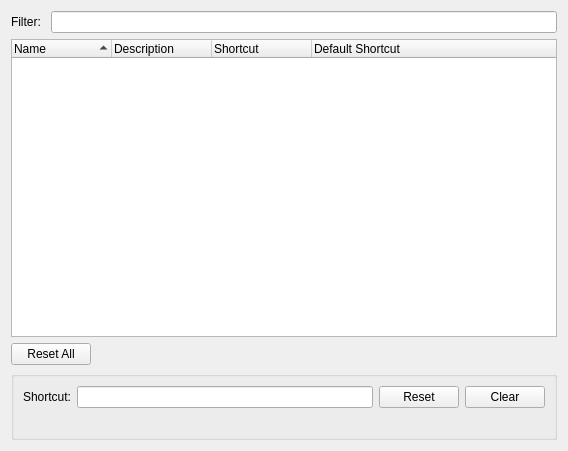
This is src/Sigil/Form_Files/PKeyboardShortcutsWidget.ui in Sigil-Ebook/Sigil as Qt 5 draws it before an edit. The edited form follows.
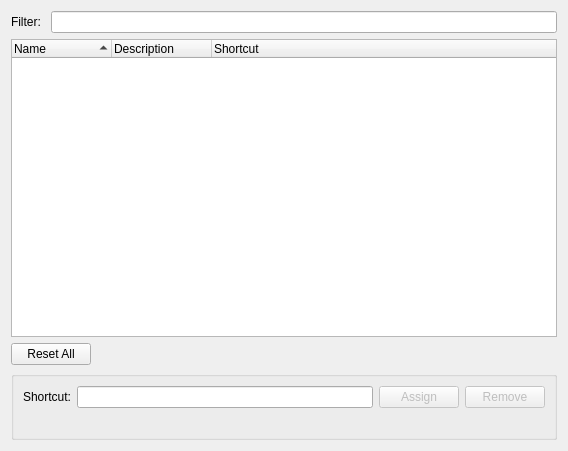
This is the edited form.

Commit message: Change the Keyboard Shortcuts widget implementation to something hopefully more intuitive and easy to use. Add an Assign button, drop the Default Shortcuts column, drop the Reset button, rename Clear to Remove, drop italics for changed items, display conflicts in a label below, enable/disable Assign/Remove buttons as relevant, change tooltips etc...

```diff
--- a/src/Sigil/Form_Files/PKeyboardShortcutsWidget.ui
+++ b/src/Sigil/Form_Files/PKeyboardShortcutsWidget.ui
@@ -43,7 +43,7 @@
       <bool>true</bool>
      </property>
      <property name="columnCount">
-      <number>4</number>
+      <number>3</number>
      </property>
      <column>
       <property name="text">
@@ -60,11 +60,6 @@
        <string>Shortcut</string>
       </property>
      </column>
-     <column>
-      <property name="text">
-       <string>Default Shortcut</string>
-      </property>
-     </column>
     </widget>
    </item>
    <item>
@@ -124,7 +119,10 @@
            <string>Reset to default</string>
           </property>
           <property name="text">
-           <string>Reset</string>
+           <string>Assign</string>
+          </property>
+          <property name="enabled">
+           <bool>false</bool>
           </property>
           <property name="iconSize">
            <size>
@@ -137,7 +135,10 @@
         <item>
          <widget class="QPushButton" name="clearButton">
           <property name="text">
-           <string>Clear</string>
+           <string>Remove</string>
+          </property>
+          <property name="enabled">
+            <bool>false</bool>
           </property>
          </widget>
         </item>
```
Left out of the diff: 9 changed lines with no effect on the pictures. The commit also changes 2 other files.
